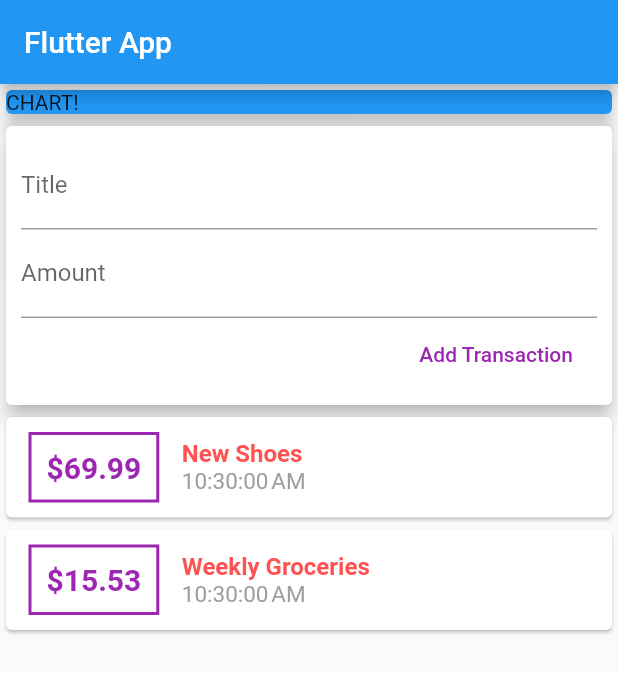
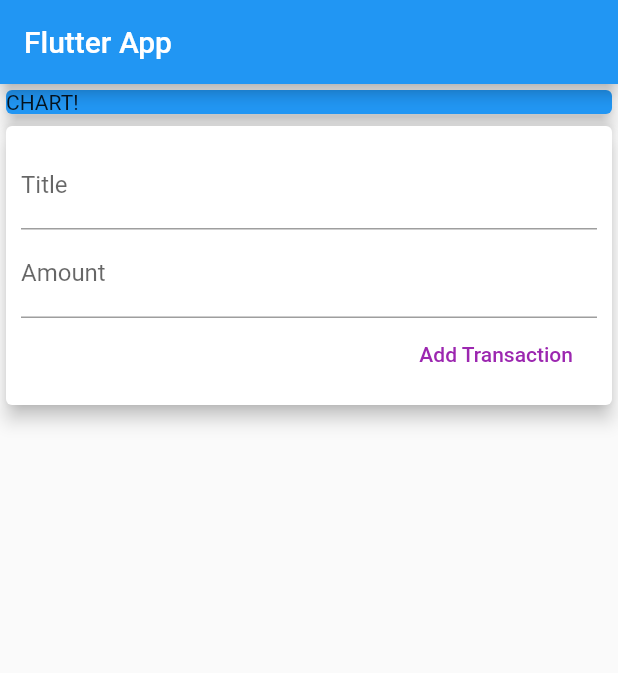
Before and after one commit to Qamas95/Flutter, a Flutter app: the screen it shows after launch, after a tap on "Add Transaction", on a phone screen of 412 x 824 dp. Shown: the top 673 px of the screen. Run offline on Flutter 3.47's test engine with Material 2 defaults, Android fonts, the phone set to English and light mode, and no system bars.

Commit message:
Clean files and code.

```diff
--- a/lib/main.dart
+++ b/lib/main.dart
@@ -1,5 +1,5 @@
 import 'package:flutter/material.dart';
-import './transaction.dart';
+import './models/transaction.dart';
 import 'package:intl/intl.dart';
 
 void main() => runApp(MyApp());
@@ -16,19 +16,13 @@ class MyApp extends StatelessWidget {
 
 class MyHomePage extends StatelessWidget {
   final List<Transaction> transactions = [
-    Transaction(
-      id: 't1',
-      title: 'New Shoes',
-      amount: 69.99,
-      date: DateTime.now(),
-    ),
-    Transaction(
-      id: 't2',
-      title: 'Weekly Groceries',
-      amount: 15.53,
-      date: DateTime.now(),
-    ),
+
   ];
+
+  // String titleInput;
+  // String amountInput;
+  final titleController = TextEditingController();
+  final amountController = TextEditingController();
 
   @override
   Widget build(BuildContext context) {
@@ -57,13 +51,21 @@ class MyHomePage extends StatelessWidget {
                 children: <Widget>[
                   TextField(
                     decoration: InputDecoration(labelText: 'Title'),
+                    controller: titleController,
+                    // onChanged: (val) {
+                    //   titleInput = val;
+                    // },
                   ),
                   TextField(
                     decoration: InputDecoration(labelText: 'Amount'),
+                    controller: amountController,
+                    // onChanged: (val) {
+                    //   amountInput = val;
+                    // },
                   ),
                   FlatButton(
                     onPressed: () {
-
+                        print(titleController.text);
                     },
                     child: Text('Add Transaction'),
                     textColor: Colors.purple,
--- a/lib/transaction.dart
+++ b/lib/models/transaction.dart
@@ -1,4 +1,4 @@
-import 'dart:convert';
+
 
 import 'package:flutter/foundation.dart';
 
```
Also changed, not shown: lib/widgets/transaction_list.dart (added, +32 -0 lines).
